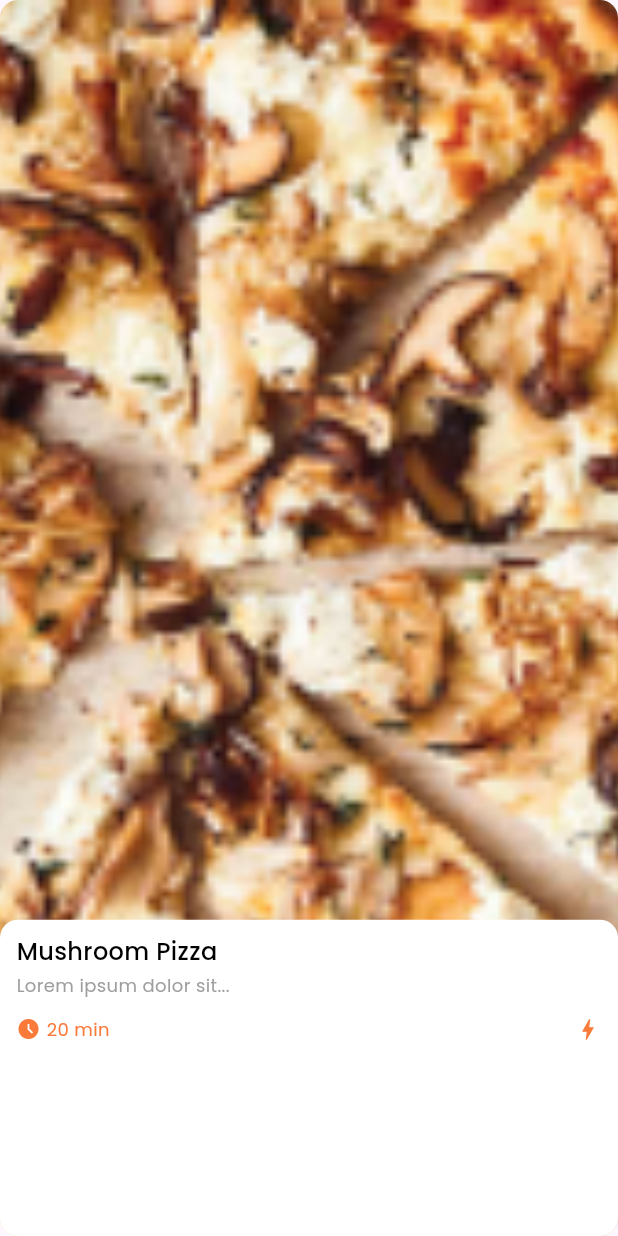
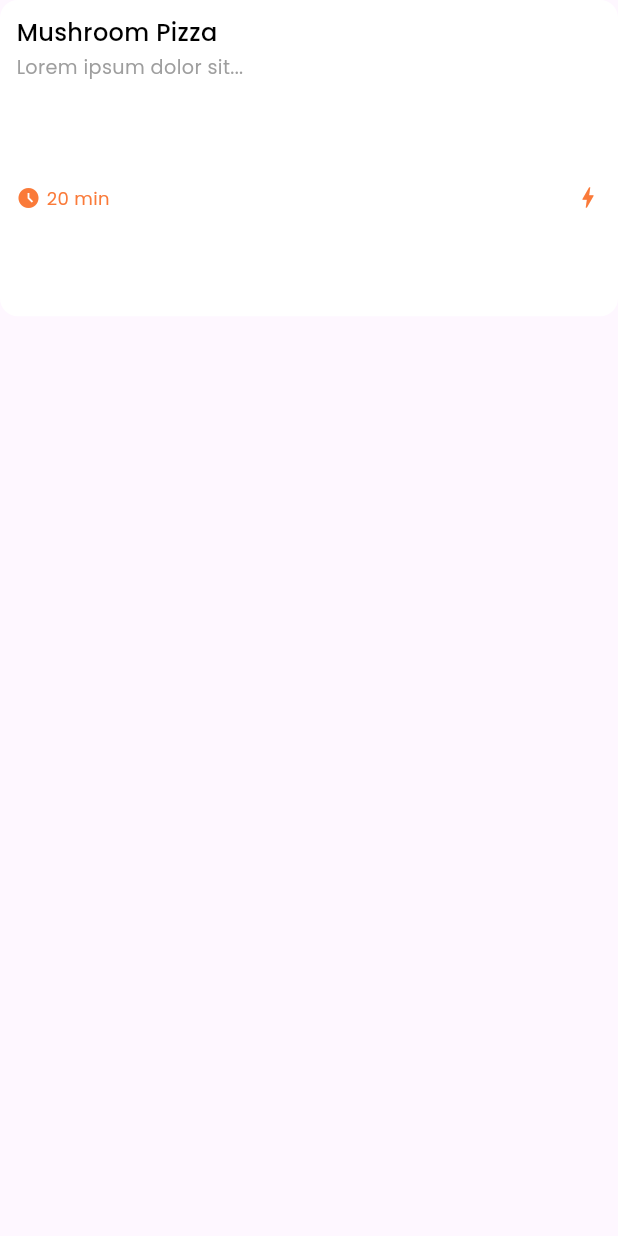
Before and after one commit to tamourax/ahtarandakhtar, a Flutter app: the CardInfoDetails widget shown alone on an empty page, opened directly, on a phone screen of 412 x 824 dp. Run offline on Flutter 3.47's test engine with Material 3 defaults, Android fonts, the phone set to English and light mode, and no system bars; our stand-ins replace go_router; missing offline and left inert: svg_flutter.

Commit message:
fixing responsive

```diff
--- a/lib/core/utils/app_textstyle.dart
+++ b/lib/core/utils/app_textstyle.dart
@@ -1,95 +1,142 @@
+import 'package:ahtarandakhtar/core/utils/size_config.dart';
 import 'package:flutter/material.dart';
 import 'package:flutter/widgets.dart';
 
 class AppTextStyle {
   // Poppins Medium 14
-  static TextStyle medium14 = const TextStyle(
-    fontSize: 14,
+  static TextStyle medium14(BuildContext context) {
+    return TextStyle(
+      fontSize: getResponsiveFontSize(context, fontSize: 14),
       fontWeight: FontWeight.w500, // Medium
       fontFamily: 'Poppins',
     );
+  }
 
   // Poppins Regular 11
-  static TextStyle regular11 = const TextStyle(
+  static TextStyle regular11(BuildContext context) {
+    return TextStyle(
       color: Colors.white,
-    fontSize: 11,
+      fontSize: getResponsiveFontSize(context, fontSize: 11),
       fontWeight: FontWeight.normal, // Regular
       fontFamily: 'Poppins',
     );
+  }
 
   // Poppins Medium 10
-  static TextStyle medium10 = const TextStyle(
+  static TextStyle medium10(BuildContext context) {
+    return TextStyle(
       color: Colors.grey,
-    fontSize: 10,
+      fontSize: getResponsiveFontSize(context, fontSize: 10),
       fontWeight: FontWeight.w500, // Medium
       fontFamily: 'Poppins',
     );
+  }
 
   // Poppins Bold 24
-  static TextStyle bold24 = const TextStyle(
-    fontSize: 24,
+  static TextStyle bold24(BuildContext context) {
+    return TextStyle(
+      fontSize: getResponsiveFontSize(context, fontSize: 24),
       fontWeight: FontWeight.w700, // Bold
       fontFamily: 'Poppins',
     );
+  }
 
   // Poppins Regular 11, short version
-  static TextStyle regular11Short = const TextStyle(
+  static TextStyle regular11Short(BuildContext context) {
+    return TextStyle(
       color: Colors.white,
-    fontSize: 11,
+      fontSize: getResponsiveFontSize(context, fontSize: 11),
       fontWeight: FontWeight.normal, // Regular
       fontFamily: 'Poppins',
     );
+  }
 
-  // Poppins Medium 16.3
-  static TextStyle medium16 = const TextStyle(
+  // Poppins Medium 16
+  static TextStyle medium16(BuildContext context) {
+    return TextStyle(
       color: Colors.white,
-    fontSize: 16,
+      fontSize: getResponsiveFontSize(context, fontSize: 16),
       fontWeight: FontWeight.w500, // Medium
       fontFamily: 'Poppins',
     );
+  }
 
   // Poppins Regular 12.8
-  static TextStyle regular12 = const TextStyle(
+  static TextStyle regular12(BuildContext context) {
+    return TextStyle(
       color: Colors.grey,
-    fontSize: 12,
+      fontSize: getResponsiveFontSize(context, fontSize: 12.8),
       fontWeight: FontWeight.normal, // Regular
       fontFamily: 'Poppins',
     );
+  }
 
   // Poppins Medium 11.7
-  static TextStyle medium11 = const TextStyle(
+  static TextStyle medium11(BuildContext context) {
+    return TextStyle(
       color: Colors.grey,
-    fontSize: 11,
+      fontSize: getResponsiveFontSize(context, fontSize: 11.7),
       fontWeight: FontWeight.w400, // Medium
       fontFamily: 'Poppins',
     );
+  }
 
   // Poppins SemiBold 14
-  static TextStyle semiBold14 = const TextStyle(
-    fontSize: 14,
-    fontWeight: FontWeight.w600, // SemiBold
-    fontFamily: 'Poppins',
-  );
-
-  // Merienda SemiBold 16
-  static TextStyle semiBoldMerienda16 = const TextStyle(
-    color: Colors.black,
-    fontSize: 16,
-    fontWeight: FontWeight.w600, // SemiBold
-    fontFamily: 'Merienda',
-  );
-
-  // Poppins SemiBold 18
-  static TextStyle semiBold18 = const TextStyle(
-    fontSize: 18,
-    fontWeight: FontWeight.w600, // SemiBold
-    fontFamily: 'Poppins',
-  );
-
-  static TextStyle semiBold16 = const TextStyle(
-    color: Colors.white,
-    fontSize: 16,
+  static TextStyle semiBold14(BuildContext context) {
+    return TextStyle(
+      fontSize: getResponsiveFontSize(context, fontSize: 14),
       fontWeight: FontWeight.w600, // SemiBold
       fontFamily: 'Poppins',
     );
   }
+
+  // Merienda SemiBold 16
+  static TextStyle semiBoldMerienda16(BuildContext context) {
+    return TextStyle(
+      color: Colors.black,
+      fontSize: getResponsiveFontSize(context, fontSize: 16),
+      fontWeight: FontWeight.w600, // SemiBold
+      fontFamily: 'Merienda',
+    );
+  }
+
+  // Poppins SemiBold 18
+  static TextStyle semiBold18(BuildContext context) {
+    return TextStyle(
+      fontSize: getResponsiveFontSize(context, fontSize: 18),
+      fontWeight: FontWeight.w600, // SemiBold
+      fontFamily: 'Poppins',
+    );
+  }
+
+  // Poppins SemiBold 16
+  static TextStyle semiBold16(BuildContext context) {
+    return TextStyle(
+      color: Colors.white,
+      fontSize: getResponsiveFontSize(context, fontSize: 16),
+      fontWeight: FontWeight.w600, // SemiBold
+      fontFamily: 'Poppins',
+    );
+  }
+}
+  double getResponsiveFontSize(context, {required double fontSize}) {
+  double scaleFactor = getScaleFactor(context);
+  double responsiveFontSize = fontSize * scaleFactor;
+
+  double lowerLimit = fontSize * 1;
+  double upperLimit = fontSize * 1.3;
+
+  return responsiveFontSize.clamp(lowerLimit, upperLimit);
+}
+
+double getScaleFactor(context) {
+  double width = MediaQuery.sizeOf(context).width;
+  if (width < SizeConfig.tablet) {
+    return width / 550;
+  } else if (width < SizeConfig.desktop) {
+    return width / 1000;
+  } else {
+    return width / 1920;
+  }
+
+}
--- a/lib/core/widgets/custom_text_button.dart
+++ b/lib/core/widgets/custom_text_button.dart
@@ -17,10 +17,10 @@ class CustomTextButton extends StatelessWidget {
       onPressed: () {},
       child: Padding(
         padding: const EdgeInsets.symmetric(
-            horizontal: 25, vertical: 8),
+            horizontal: 20, vertical: 8),
         child: Text(
           'Find Recipes',
-          style: AppTextStyle.semiBold16.copyWith(fontWeight: FontWeight.w500),
+          style: AppTextStyle.semiBold16(context).copyWith(fontWeight: FontWeight.w500),
         ),
       ),
     );
--- a/lib/features/Home/presentation/veiws/widgets/app_bar.dart
+++ b/lib/features/Home/presentation/veiws/widgets/app_bar.dart
@@ -19,12 +19,12 @@ class CustomAppBar extends StatelessWidget {
         leading: GestureDetector(
             onTap: () {}, child: SvgPicture.asset(Assets.assetsImagesMenuIcon)),
         title: Text.rich(TextSpan(children: [
-          TextSpan(text: 'e7tar ', style: AppTextStyle.semiBoldMerienda16),
+          TextSpan(text: 'e7tar ', style: AppTextStyle.semiBoldMerienda16(context)),
           TextSpan(
               text: '& ',
-              style: AppTextStyle.semiBoldMerienda16
+              style: AppTextStyle.semiBoldMerienda16(context)
                   .copyWith(color: AppColor.kPrimaryColor)),
-          TextSpan(text: 'ekhtar', style: AppTextStyle.semiBoldMerienda16),
+          TextSpan(text: 'ekhtar', style: AppTextStyle.semiBoldMerienda16(context)),
         ])),
       ),
     );
--- a/lib/features/Home/presentation/veiws/widgets/card_info_details.dart
+++ b/lib/features/Home/presentation/veiws/widgets/card_info_details.dart
@@ -1,6 +1,7 @@
-import 'package:ahtarandakhtar/core/utils/AppImage.dart';
+
 import 'package:ahtarandakhtar/features/Home/presentation/veiws/widgets/food_card_text.dart';
 import 'package:flutter/material.dart';
+
 
 class CardInfoDetails extends StatelessWidget {
   const CardInfoDetails({
@@ -9,22 +10,7 @@ class CardInfoDetails extends StatelessWidget {
 
   @override
   Widget build(BuildContext context) {
-    return Stack(
-      children: [
-        ClipRRect(
-          borderRadius: BorderRadius.circular(12),
-          child: Image.asset(
-            Assets.assetsFoodItem,
-            fit: BoxFit.cover,
-            height: double.infinity,
-            width: double.infinity,
-          ),
-        ),
-        Positioned(
-          bottom: 0,
-          left: 0,
-          right: 0,
-          child: AspectRatio(
+    return AspectRatio(
           aspectRatio: 168 / 86,
           child: Container(
             decoration: const BoxDecoration(
@@ -34,9 +20,36 @@ class CardInfoDetails extends StatelessWidget {
             padding: const EdgeInsets.symmetric(horizontal: 11),
             child: const FoodCardTexts(),
           ),
-          ),
-        ),
-      ],
         );
+
+    // Stack(
+    //   children: [
+    //     ClipRRect(
+    //       borderRadius: BorderRadius.circular(12),
+    //       child: Image.asset(
+    //         Assets.assetsFoodItem,
+    //         fit: BoxFit.fitWidth,
+    //         // height: double.infinity,
+    //         // width: double.infinity,
+    //       ),
+    //     ),
+    //     Positioned(
+    //       bottom: 0,
+    //       left: 0,
+    //       right: 0,
+    //       child: AspectRatio(
+    //         aspectRatio: 168 / 86,
+    //         child: Container(
+    //           decoration: const BoxDecoration(
+    //             color: Colors.white,
+    //             borderRadius: BorderRadius.all(Radius.circular(12)),
+    //           ),
+    //           padding: const EdgeInsets.symmetric(horizontal: 11),
+    //           child: const FoodCardTexts(),
+    //         ),
+    //       ),
+    //     ),
+    //   ],
+    // );
   }
 }
--- a/lib/features/Home/presentation/veiws/widgets/food_card_text.dart
+++ b/lib/features/Home/presentation/veiws/widgets/food_card_text.dart
@@ -14,17 +14,24 @@ class FoodCardTexts extends StatelessWidget {
 
       children: [
         const SizedBox(height: 10,),
-        Text(
-          'Mushroom Pizza',
-          style: AppTextStyle.medium16.copyWith(color: Colors.black),
+        FittedBox(
+          fit: BoxFit.scaleDown,
+          child: Text(
+            'Mushroom Pizza',
+            style: AppTextStyle.medium16(context).copyWith(color: Colors.black),
+          ),
         ),
         const SizedBox(height: 2),
-        Text(
-          'Lorem ipsum dolor sit...',
-          style: AppTextStyle.regular12,
+        FittedBox(
+          fit: BoxFit.scaleDown,
+          child: Text(
+            'Lorem ipsum dolor sit...',
+            style: AppTextStyle.regular12(context),
+          ),
         ),
-        const SizedBox(height: 12),
+        const Spacer(),
         const FoodCookTime(),
+        const Expanded(child: SizedBox())
 
       ],
     );
--- a/lib/features/Home/presentation/veiws/widgets/food_cook_time.dart
+++ b/lib/features/Home/presentation/veiws/widgets/food_cook_time.dart
@@ -21,11 +21,14 @@ class FoodCookTime extends StatelessWidget {
               color: AppColor.kPrimaryColor,
             ),
             const SizedBox(width: 4),
-            Text(
-              '20 min',
-              style: AppTextStyle.medium11.copyWith(
-                color: AppColor.kPrimaryColor,
-                fontSize: 12
+            FittedBox(
+              fit: BoxFit.scaleDown,
+              child: Text(
+                '20 min',
+                style: AppTextStyle.medium11(context).copyWith(
+                  color: AppColor.kPrimaryColor,
+                  fontSize: 12
+                ),
               ),
             ),
           ],
--- a/lib/features/Home/presentation/veiws/widgets/menu_tab_bar.dart
+++ b/lib/features/Home/presentation/veiws/widgets/menu_tab_bar.dart
@@ -20,7 +20,9 @@ class _MenuTabBarState extends State<MenuTabBar> {
     return Container(
       margin: const EdgeInsets.only(top: 12),
       height: 50,
+      child: Center(
         child: ListView(
+          shrinkWrap: true,
           scrollDirection: Axis.horizontal,
           children: tabBarData.map((label) {
             return Padding(
@@ -39,7 +41,7 @@ class _MenuTabBarState extends State<MenuTabBar> {
                 selectedColor: AppColor.kPrimaryColor.withOpacity(0.1),
                 label: Text(
                   label,
-                style: AppTextStyle.medium14
+                  style: AppTextStyle.medium14(context)
                       .copyWith(color: AppColor.kPrimaryColor),
                 ),
                 selected: selectedChip == label,
@@ -52,6 +54,7 @@ class _MenuTabBarState extends State<MenuTabBar> {
             );
           }).toList(),
         ),
+      ),
     );
   }
 }
--- a/lib/features/Splash/presentation/Veiw/Spalsh_veiw_body.dart
+++ b/lib/features/Splash/presentation/Veiw/Spalsh_veiw_body.dart
@@ -60,7 +60,7 @@ class _SplashViewbodyState extends State<SplashViewbody>
     animationController.forward();
   }
 
-  void navigateToHome() {
+  void navigateToHome()  {
     Future.delayed(
       const Duration(seconds: 4),
       () {
--- a/lib/main.dart
+++ b/lib/main.dart
@@ -1,3 +1,4 @@
+import 'package:ahtarandakhtar/core/utils/App_router.dart';
 import 'package:ahtarandakhtar/features/Home/presentation/veiws/Homeview.dart';
 import 'package:ahtarandakhtar/features/Splash/presentation/Splash_veiw.dart';
 import 'package:flutter/material.dart';
@@ -11,9 +12,9 @@ class MyApp extends StatelessWidget {
 
   @override
   Widget build(BuildContext context) {
-    return const MaterialApp(
+    return  MaterialApp.router(
       debugShowCheckedModeBanner: false,
-      home: SplashVeiw(),
+      routerConfig:  AppRouter.router,
     );
   }
 }
```
Also changed, not shown: lib/core/utils/size_config.dart (added, +12 -0 lines), lib/features/Home/presentation/veiws/widgets/CustomCard.dart (+11 -3 lines), lib/features/Home/presentation/veiws/widgets/home_view_body.dart (+18 -10 lines), lib/features/Home/presentation/veiws/widgets/what_is_in_your_kitchen.dart (+27 -8 lines), pubspec.lock. Lines whose indentation alone changed are shown as unchanged.
